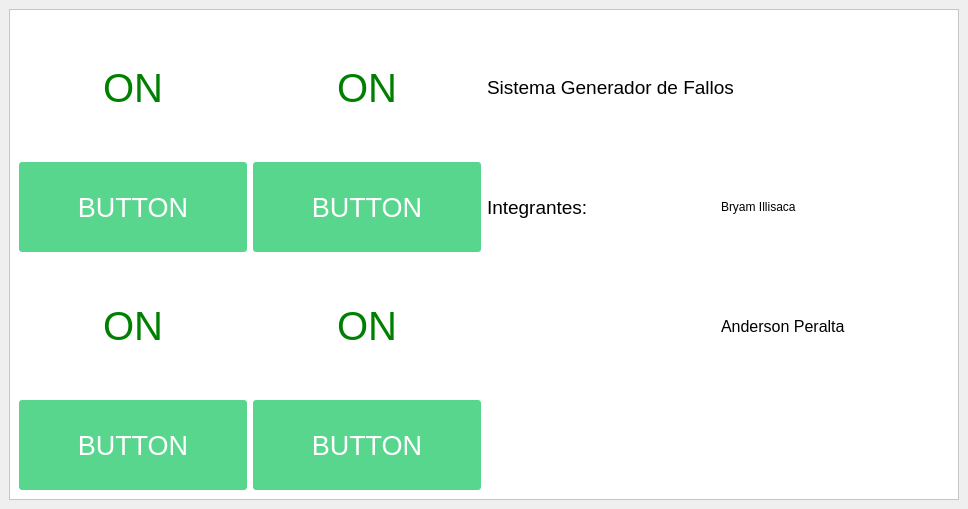
This is mainwindow.ui in MrRocklion/interfaz_motor as Qt 5 draws it before an edit. The edited form follows.
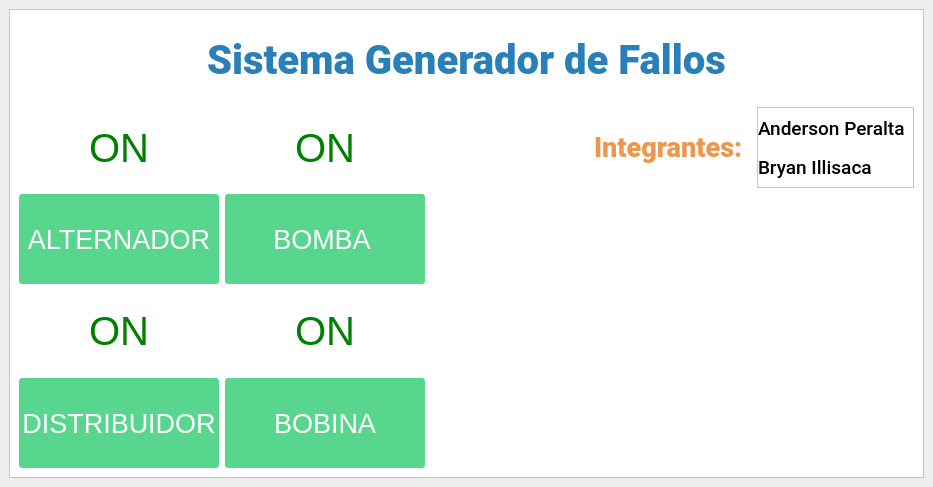
This is the edited form. Icons and pictures are not drawn.

```diff
--- a/mainwindow.ui
+++ b/mainwindow.ui
@@ -6,8 +6,8 @@
    <rect>
     <x>0</x>
     <y>0</y>
-    <width>968</width>
-    <height>509</height>
+    <width>933</width>
+    <height>487</height>
    </rect>
   </property>
   <property name="windowTitle">
@@ -29,49 +29,14 @@
       <layout class="QVBoxLayout" name="verticalLayout_2">
        <item>
         <layout class="QGridLayout" name="gridLayout">
-         <item row="1" column="0">
-          <widget class="QPushButton" name="btn1">
-           <property name="minimumSize">
+         <item row="4" column="1">
+          <widget class="QLabel" name="lab5">
+           <property name="maximumSize">
             <size>
-             <width>0</width>
-             <height>90</height>
+             <width>16777215</width>
+             <height>120</height>
             </size>
            </property>
-           <property name="font">
-            <font>
-             <pointsize>20</pointsize>
-            </font>
-           </property>
-           <property name="styleSheet">
-            <string notr="true">QPushButton{
-background-color: rgb(88, 214, 141 );
-border-radius:3px;
-color:white
-}
-
-
-QPushButton:hover{
-border-radius:0px;
-background-color: rgb(130, 224, 170);
-border-radius:3px;
-color:white
-}
-
-QPushButton:pressed{
-	border-radius:0px;
-background-color: rgb(88, 214, 141 );
-border-radius:3px;
-color:white
-}
-</string>
-           </property>
-           <property name="text">
-            <string>BUTTON</string>
-           </property>
-          </widget>
-         </item>
-         <item row="0" column="1">
-          <widget class="QLabel" name="lab2">
            <property name="font">
             <font>
              <pointsize>30</pointsize>
@@ -89,91 +54,9 @@
           </widget>
          </item>
          <item row="1" column="1">
-          <widget class="QPushButton" name="btn2">
-           <property name="minimumSize">
-            <size>
-             <width>0</width>
-             <height>90</height>
-            </size>
-           </property>
+          <widget class="QLabel" name="lab2">
            <property name="font">
             <font>
-             <pointsize>20</pointsize>
-            </font>
-           </property>
-           <property name="styleSheet">
-            <string notr="true">QPushButton{
-background-color: rgb(88, 214, 141 );
-border-radius:3px;
-color:white
-}
-
-
-QPushButton:hover{
-border-radius:0px;
-background-color: rgb(130, 224, 170);
-border-radius:3px;
-color:white
-}
-
-QPushButton:pressed{
-	border-radius:0px;
-background-color: rgb(88, 214, 141 );
-border-radius:3px;
-color:white
-}
-</string>
-           </property>
-           <property name="text">
-            <string>BUTTON</string>
-           </property>
-          </widget>
-         </item>
-         <item row="3" column="0">
-          <widget class="QPushButton" name="btn3">
-           <property name="minimumSize">
-            <size>
-             <width>0</width>
-             <height>90</height>
-            </size>
-           </property>
-           <property name="font">
-            <font>
-             <pointsize>20</pointsize>
-            </font>
-           </property>
-           <property name="styleSheet">
-            <string notr="true">QPushButton{
-background-color: rgb(88, 214, 141 );
-border-radius:3px;
-color:white
-}
-
-
-QPushButton:hover{
-border-radius:0px;
-background-color: rgb(130, 224, 170);
-border-radius:3px;
-color:white
-}
-
-QPushButton:pressed{
-	border-radius:0px;
-background-color: rgb(88, 214, 141 );
-border-radius:3px;
-color:white
-}
-</string>
-           </property>
-           <property name="text">
-            <string>BUTTON</string>
-           </property>
-          </widget>
-         </item>
-         <item row="0" column="0">
-          <widget class="QLabel" name="lab1">
-           <property name="font">
-            <font>
              <pointsize>30</pointsize>
             </font>
            </property>
@@ -188,25 +71,7 @@
            </property>
           </widget>
          </item>
-         <item row="2" column="0">
-          <widget class="QLabel" name="lab3">
-           <property name="font">
-            <font>
-             <pointsize>30</pointsize>
-            </font>
-           </property>
-           <property name="styleSheet">
-            <string notr="true">color: green;</string>
-           </property>
-           <property name="text">
-            <string>ON</string>
-           </property>
-           <property name="alignment">
-            <set>Qt::AlignCenter</set>
-           </property>
-          </widget>
-         </item>
-         <item row="3" column="1">
+         <item row="5" column="1">
           <widget class="QPushButton" name="btn5">
            <property name="minimumSize">
             <size>
@@ -217,7 +82,6 @@
            <property name="font">
             <font>
              <pointsize>20</pointsize>
-             <weight>50</weight>
              <bold>false</bold>
             </font>
            </property>
@@ -245,12 +109,93 @@
 </string>
            </property>
            <property name="text">
-            <string>BUTTON</string>
+            <string>BOBINA</string>
            </property>
           </widget>
          </item>
-         <item row="2" column="1">
-          <widget class="QLabel" name="lab5">
+         <item row="1" column="4">
+          <widget class="QFrame" name="frame_2">
+           <property name="frameShape">
+            <enum>QFrame::StyledPanel</enum>
+           </property>
+           <property name="frameShadow">
+            <enum>QFrame::Raised</enum>
+           </property>
+           <layout class="QVBoxLayout" name="verticalLayout_3">
+            <property name="spacing">
+             <number>0</number>
+            </property>
+            <property name="leftMargin">
+             <number>0</number>
+            </property>
+            <property name="topMargin">
+             <number>0</number>
+            </property>
+            <property name="rightMargin">
+             <number>0</number>
+            </property>
+            <property name="bottomMargin">
+             <number>0</number>
+            </property>
+            <item>
+             <widget class="QLabel" name="label_2">
+              <property name="font">
+               <font>
+                <family>Roboto Medium</family>
+                <pointsize>14</pointsize>
+               </font>
+              </property>
+              <property name="text">
+               <string>Anderson Peralta</string>
+              </property>
+             </widget>
+            </item>
+            <item>
+             <widget class="QLabel" name="label_4">
+              <property name="font">
+               <font>
+                <family>Roboto Medium</family>
+                <pointsize>14</pointsize>
+               </font>
+              </property>
+              <property name="text">
+               <string>Bryan Illisaca</string>
+              </property>
+             </widget>
+            </item>
+           </layout>
+          </widget>
+         </item>
+         <item row="3" column="3" rowspan="3" colspan="2">
+          <widget class="QLabel" name="label">
+           <property name="maximumSize">
+            <size>
+             <width>400</width>
+             <height>200</height>
+            </size>
+           </property>
+           <property name="text">
+            <string/>
+           </property>
+           <property name="pixmap">
+            <pixmap>../../../Desktop/automotriz.jpg</pixmap>
+           </property>
+           <property name="scaledContents">
+            <bool>true</bool>
+           </property>
+           <property name="alignment">
+            <set>Qt::AlignCenter</set>
+           </property>
+           <property name="wordWrap">
+            <bool>false</bool>
+           </property>
+           <property name="indent">
+            <number>-2</number>
+           </property>
+          </widget>
+         </item>
+         <item row="1" column="0">
+          <widget class="QLabel" name="lab1">
            <property name="font">
             <font>
              <pointsize>30</pointsize>
@@ -267,48 +212,186 @@
            </property>
           </widget>
          </item>
-         <item row="1" column="2">
+         <item row="3" column="0">
+          <widget class="QPushButton" name="btn1">
+           <property name="minimumSize">
+            <size>
+             <width>0</width>
+             <height>90</height>
+            </size>
+           </property>
+           <property name="font">
+            <font>
+             <pointsize>20</pointsize>
+            </font>
+           </property>
+           <property name="styleSheet">
+            <string notr="true">QPushButton{
+background-color: rgb(88, 214, 141 );
+border-radius:3px;
+color:white
+}
+
+
+QPushButton:hover{
+border-radius:0px;
+background-color: rgb(130, 224, 170);
+border-radius:3px;
+color:white
+}
+
+QPushButton:pressed{
+	border-radius:0px;
+background-color: rgb(88, 214, 141 );
+border-radius:3px;
+color:white
+}
+</string>
+           </property>
+           <property name="text">
+            <string>ALTERNADOR</string>
+           </property>
+          </widget>
+         </item>
+         <item row="1" column="3">
           <widget class="QLabel" name="label_3">
            <property name="font">
             <font>
-             <pointsize>14</pointsize>
+             <family>Roboto Black</family>
+             <pointsize>20</pointsize>
             </font>
            </property>
+           <property name="styleSheet">
+            <string notr="true">color: rgb(235, 152, 78);</string>
+           </property>
            <property name="text">
             <string>Integrantes:</string>
            </property>
           </widget>
          </item>
-         <item row="2" column="3">
-          <widget class="QLabel" name="label_2">
+         <item row="3" column="1">
+          <widget class="QPushButton" name="btn2">
+           <property name="minimumSize">
+            <size>
+             <width>200</width>
+             <height>90</height>
+            </size>
+           </property>
            <property name="font">
             <font>
-             <pointsize>12</pointsize>
-             <weight>50</weight>
-             <bold>false</bold>
+             <pointsize>20</pointsize>
             </font>
            </property>
+           <property name="styleSheet">
+            <string notr="true">QPushButton{
+background-color: rgb(88, 214, 141 );
+border-radius:3px;
+color:white
+}
+
+
+QPushButton:hover{
+border-radius:0px;
+background-color: rgb(130, 224, 170);
+border-radius:3px;
+color:white
+}
+
+QPushButton:pressed{
+	border-radius:0px;
+background-color: rgb(88, 214, 141 );
+border-radius:3px;
+color:white
+}
+</string>
+           </property>
            <property name="text">
-            <string>Anderson Peralta</string>
+            <string>BOMBA </string>
            </property>
           </widget>
          </item>
-         <item row="1" column="3">
-          <widget class="QLabel" name="label_4">
+         <item row="4" column="0">
+          <widget class="QLabel" name="lab3">
+           <property name="font">
+            <font>
+             <pointsize>30</pointsize>
+            </font>
+           </property>
+           <property name="styleSheet">
+            <string notr="true">color: green;</string>
+           </property>
            <property name="text">
-            <string>Bryam Illisaca</string>
+            <string>ON</string>
            </property>
+           <property name="alignment">
+            <set>Qt::AlignCenter</set>
+           </property>
           </widget>
          </item>
-         <item row="0" column="2" colspan="2">
-          <widget class="QLabel" name="label">
+         <item row="0" column="0" colspan="5">
+          <widget class="QLabel" name="label_5">
            <property name="font">
             <font>
-             <pointsize>14</pointsize>
+             <family>Roboto Black</family>
+             <pointsize>30</pointsize>
             </font>
            </property>
+           <property name="styleSheet">
+            <string notr="true">color: rgb(41, 128, 185);</string>
+           </property>
            <property name="text">
             <string>Sistema Generador de Fallos</string>
+           </property>
+           <property name="alignment">
+            <set>Qt::AlignCenter</set>
+           </property>
+          </widget>
+         </item>
+         <item row="5" column="0">
+          <widget class="QPushButton" name="btn3">
+           <property name="minimumSize">
+            <size>
+             <width>200</width>
+             <height>90</height>
+            </size>
+           </property>
+           <property name="font">
+            <font>
+             <pointsize>20</pointsize>
+            </font>
+           </property>
+           <property name="styleSheet">
+            <string notr="true">QPushButton{
+background-color: rgb(88, 214, 141 );
+border-radius:3px;
+color:white
+}
+
+
+QPushButton:hover{
+border-radius:0px;
+background-color: rgb(130, 224, 170);
+border-radius:3px;
+color:white
+}
+
+QPushButton:pressed{
+	border-radius:0px;
+background-color: rgb(88, 214, 141 );
+border-radius:3px;
+color:white
+}
+</string>
+           </property>
+           <property name="text">
+            <string>DISTRIBUIDOR</string>
+           </property>
+          </widget>
+         </item>
+         <item row="3" column="2">
+          <widget class="QLabel" name="label_6">
+           <property name="text">
+            <string/>
            </property>
           </widget>
          </item>
```
